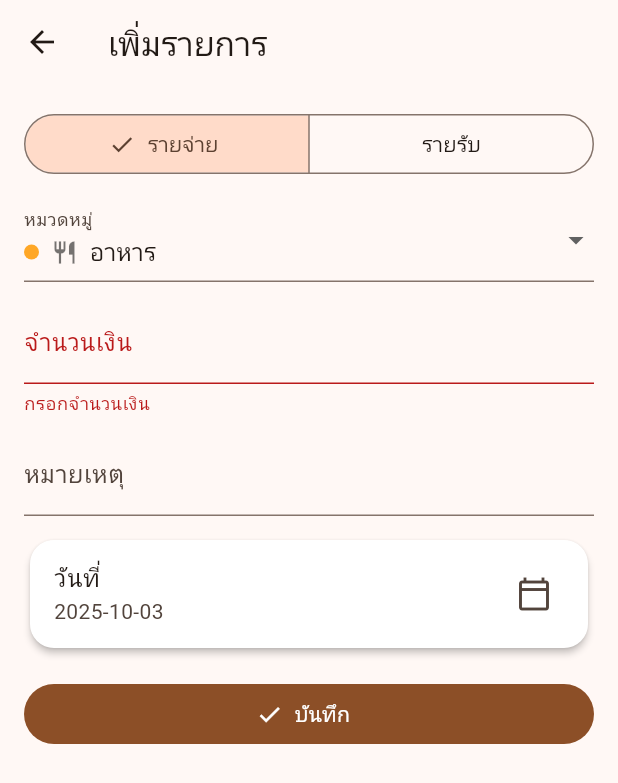
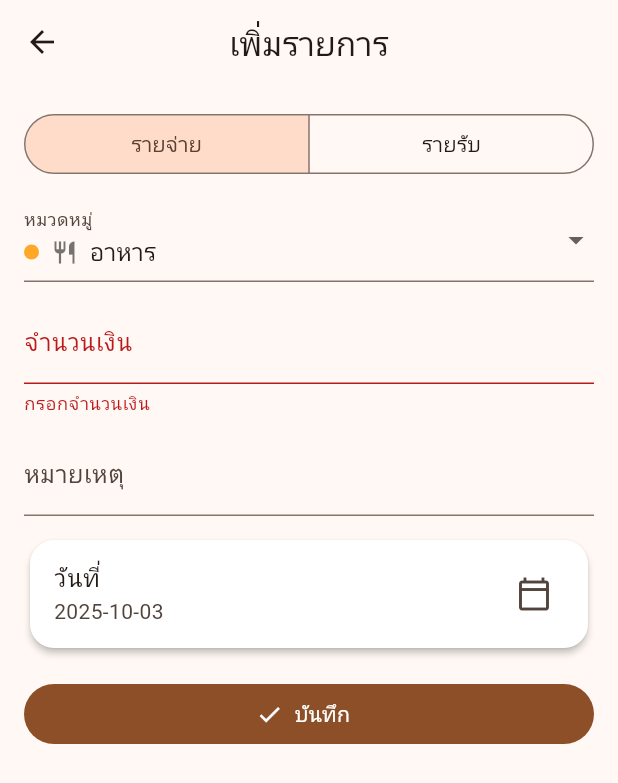
Before and after one commit to phonlapatS/Flutter_Spended_App, a Flutter app: the EditTxnPage screen opened directly, after a tap on "บันทึก", on a phone screen of 412 x 824 dp. Shown: the top 783 px of the screen. Run offline on Flutter 3.47's test engine with Material 3 defaults, Android fonts, the phone set to English and light mode, and no system bars; our stand-ins replace fl_chart, sqflite; accounts and stored records are empty.

Commit message:
Update edit_txn_page.dart

```diff
--- a/lib/pages/edit_txn_page.dart
+++ b/lib/pages/edit_txn_page.dart
@@ -1,8 +1,10 @@
+// lib/pages/edit_txn_page.dart
 import 'package:flutter/material.dart';
 import 'package:provider/provider.dart';
+import 'package:spended/providers/txn_providers.dart' as sl;
+
 import '../models/txn.dart';
-import '../providers/txn_providers.dart' as prov;
-import '../theme/category_colors.dart';
+import '../theme/category_colors.dart'; // pickCategoryColor / pickCategoryIcon
 
 class EditTxnPage extends StatefulWidget {
   const EditTxnPage({super.key, this.initial});
@@ -14,6 +16,7 @@ class EditTxnPage extends StatefulWidget {
 
 class _EditTxnPageState extends State<EditTxnPage> {
   final _form = GlobalKey<FormState>();
+
   String _type = 'expense';
   String _category = 'อาหาร';
   DateTime _date = DateTime.now();
@@ -33,47 +36,88 @@ class _EditTxnPageState extends State<EditTxnPage> {
     }
   }
 
+  Future<void> _confirmDelete() async {
+    final id = widget.initial?.id;
+    if (id == null) return;
+    final ok = await showDialog<bool>(
+      context: context,
+      builder: (ctx) => AlertDialog(
+        title: const Text('ลบรายการนี้?'),
+        content: const Text('คุณต้องการลบรายการนี้ถาวรหรือไม่'),
+        actions: [
+          TextButton(onPressed: () => Navigator.pop(ctx, false), child: const Text('ยกเลิก')),
+          TextButton(
+            onPressed: () => Navigator.pop(ctx, true),
+            style: TextButton.styleFrom(foregroundColor: Colors.red),
+            child: const Text('ลบ'),
+          ),
+        ],
+      ),
+    );
+    if (ok == true && mounted) {
+      await context.read<sl.TxnProvider>().remove(id);
+      if (mounted) Navigator.pop(context);
+    }
+  }
+
   @override
   Widget build(BuildContext context) {
-    final cats = _type == 'expense'
-        ? kExpenseColors.keys.toList()
-        : kIncomeColors.keys.toList();
+    final isExpense = _type == 'expense';
+    final cats = isExpense ? kExpenseColors.keys.toList() : kIncomeColors.keys.toList();
 
     return Scaffold(
-      appBar: AppBar(title: Text(widget.initial == null ? 'เพิ่มรายการ' : 'แก้ไขรายการ')),
+      appBar: AppBar(
+        title: Text(widget.initial == null ? 'เพิ่มรายการ' : 'แก้ไขรายการ'),
+        centerTitle: true,
+        // ✅ แสดงปุ่มลบเมื่อเป็นโหมดแก้ไข
+        actions: [
+          if (widget.initial?.id != null)
+            IconButton(
+              tooltip: 'ลบรายการ',
+              icon: const Icon(Icons.delete_outline),
+              onPressed: _confirmDelete,
+            ),
+        ],
+      ),
       body: Form(
         key: _form,
         child: ListView(
           padding: const EdgeInsets.all(16),
           children: [
+            // ── ประเภท ───────────────────────────────────────────────
             SegmentedButton<String>(
               segments: const [
                 ButtonSegment(value: 'expense', label: Text('รายจ่าย')),
                 ButtonSegment(value: 'income', label: Text('รายรับ')),
               ],
+              showSelectedIcon: false,
               selected: {_type},
-              onSelectionChanged: (s) => setState(() {
+              onSelectionChanged: (s) {
+                setState(() {
                   _type = s.first;
-                // ถ้าหมวดปัจจุบันไม่อยู่ในชุด ให้รีเซ็ตค่าเริ่มต้น
+                  // ตั้งค่าหมวดเริ่มต้นให้ตรงชนิด
                   if (_type == 'expense' && !kExpenseColors.containsKey(_category)) {
                     _category = 'อาหาร';
                   } else if (_type == 'income' && !kIncomeColors.containsKey(_category)) {
                     _category = 'เงินเดือน';
                   }
-              }),
+                });
+              },
             ),
             const SizedBox(height: 12),
 
+            // ── หมวดหมู่ ─────────────────────────────────────────────
             DropdownButtonFormField<String>(
               value: _category,
               items: [
                 for (final c in cats)
-                  DropdownMenuItem(
+                  DropdownMenuItem<String>(
                     value: c,
                     child: Row(
                       children: [
                         Container(
-                          width: 10, height: 10,
+                          width: 10,
+                          height: 10,
                           margin: const EdgeInsets.only(right: 8),
                           decoration: BoxDecoration(
                             color: pickCategoryColor(_type, c),
@@ -92,22 +136,31 @@ class _EditTxnPageState extends State<EditTxnPage> {
             ),
             const SizedBox(height: 12),
 
+            // ── จำนวนเงิน ────────────────────────────────────────────
             TextFormField(
               initialValue: _amount == 0 ? '' : _amount.toString(),
-              keyboardType: TextInputType.number,
+              keyboardType: const TextInputType.numberWithOptions(decimal: true, signed: false),
               decoration: const InputDecoration(labelText: 'จำนวนเงิน'),
-              validator: (v) => (v == null || v.isEmpty) ? 'กรอกจำนวนเงิน' : null,
-              onSaved: (v) => _amount = double.tryParse(v ?? '0') ?? 0,
+              validator: (v) {
+                if (v == null || v.trim().isEmpty) return 'กรอกจำนวนเงิน';
+                final d = double.tryParse(v.replaceAll(',', ''));
+                if (d == null) return 'รูปแบบไม่ถูกต้อง';
+                if (d <= 0) return 'ต้องมากกว่า 0';
+                return null;
+              },
+              onSaved: (v) => _amount = double.tryParse(v?.replaceAll(',', '') ?? '0') ?? 0,
             ),
             const SizedBox(height: 12),
 
+            // ── หมายเหตุ ─────────────────────────────────────────────
             TextFormField(
               initialValue: _note,
               decoration: const InputDecoration(labelText: 'หมายเหตุ'),
-              onSaved: (v) => _note = v,
+              onSaved: (v) => _note = v?.trim().isEmpty == true ? null : v,
             ),
             const SizedBox(height: 12),
 
+            // ── วันที่ ───────────────────────────────────────────────
             Card(
               color: Colors.white,
               surfaceTintColor: Colors.white,
@@ -125,16 +178,6 @@ class _EditTxnPageState extends State<EditTxnPage> {
                     initialDate: _date,
                     firstDate: DateTime(2000),
                     lastDate: DateTime(2100),
-                    builder: (ctx, child) {
-                      // ปรับป๊อปอัปปฏิทินพื้นขาว
-                      return Theme(
-                        data: Theme.of(ctx).copyWith(
-                          dialogBackgroundColor: Colors.white,
-                          colorScheme: Theme.of(ctx).colorScheme.copyWith(surface: Colors.white),
-                        ),
-                        child: child!,
-                      );
-                    },
                   );
                   if (picked != null) setState(() => _date = picked);
                 },
@@ -142,7 +185,10 @@ class _EditTxnPageState extends State<EditTxnPage> {
             ),
             const SizedBox(height: 16),
 
+            // ── ปุ่มบันทึก ───────────────────────────────────────────
             FilledButton.icon(
+              icon: const Icon(Icons.check),
+              label: const Text('บันทึก'),
               onPressed: () async {
                 if (!_form.currentState!.validate()) return;
                 _form.currentState!.save();
@@ -156,7 +202,7 @@ class _EditTxnPageState extends State<EditTxnPage> {
                   date: _date,
                 );
 
-                final p = context.read<prov.TxnProvider>();
+                final p = context.read<sl.TxnProvider>();
                 if (t.id == null) {
                   await p.add(t);
                 } else {
@@ -164,8 +210,6 @@ class _EditTxnPageState extends State<EditTxnPage> {
                 }
                 if (mounted) Navigator.pop(context);
               },
-              icon: const Icon(Icons.check),
-              label: const Text('บันทึก'),
             ),
           ],
         ),
```
Lines whose indentation alone changed are shown as unchanged.
